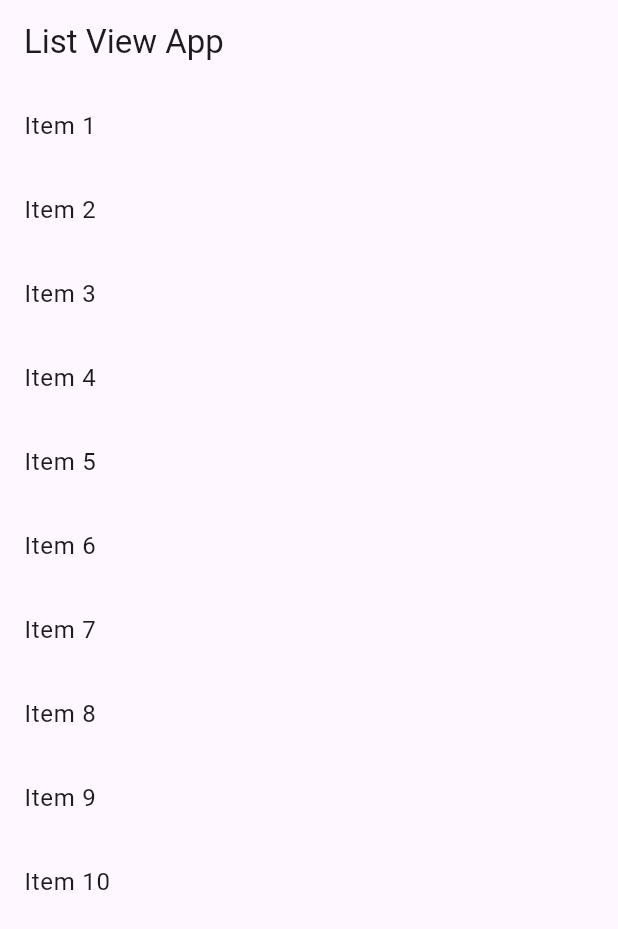
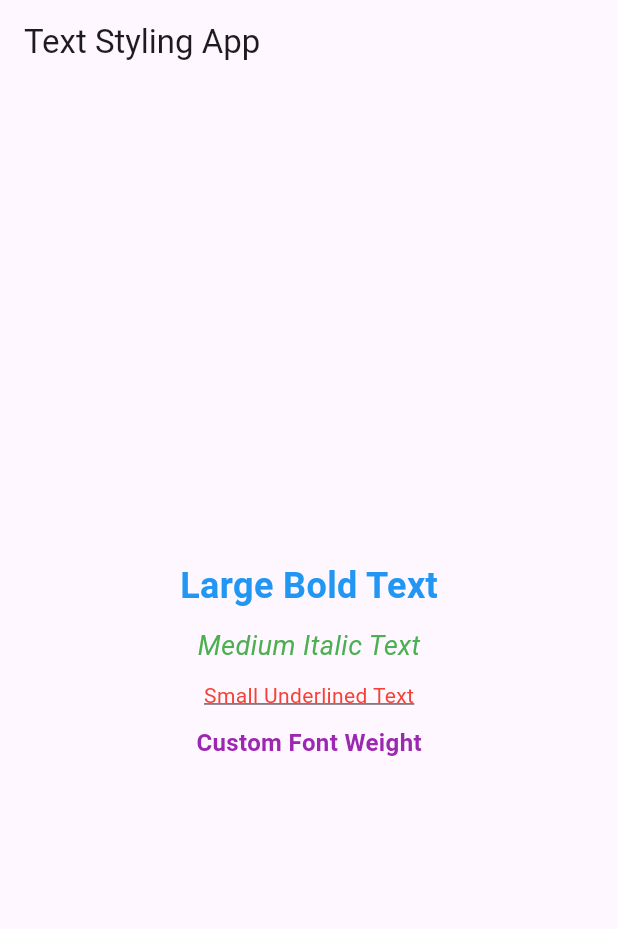
Before and after one commit to fiftee15n/tracker_sheet_progress, a Flutter app: the screen it shows after launch, on a phone screen of 412 x 824 dp. Shown: the top 929 px of the screen. Run offline on Flutter 3.47's test engine with Material 3 defaults, Android fonts, the light colour scheme and no system bars.

Commit message:
Problem 04 solved

```diff
--- a/lib/main.dart
+++ b/lib/main.dart
@@ -10,33 +10,65 @@ class MyApp extends StatelessWidget {
   @override
   Widget build(BuildContext context) {
     return MaterialApp(
-      title: 'List View App',
+      title: 'Text Styling App',
       theme: ThemeData(
         useMaterial3: true,
       ),
-      home: const ListViewScreen(),
+      home: const TextStylingScreen(),
     );
   }
 }
 
-class ListViewScreen extends StatelessWidget {
-  const ListViewScreen({super.key});
+class TextStylingScreen extends StatelessWidget {
+  const TextStylingScreen({super.key});
 
   @override
   Widget build(BuildContext context) {
-    final List<int> numbers = List.generate(10, (index) => index + 1);
-
     return Scaffold(
       appBar: AppBar(
-        title: const Text('List View App'),
+        title: const Text('Text Styling App'),
       ),
-      body: ListView.builder(
-        itemCount: numbers.length,
-        itemBuilder: (context, index) {
-          return ListTile(
-            title: Text('Item ${numbers[index]}'),
-          );
-        },
+      body: Center(
+        child: Column(
+          mainAxisAlignment: MainAxisAlignment.center,
+          children: [
+            Text(
+              'Large Bold Text',
+              style: TextStyle(
+                fontSize: 24,
+                fontWeight: FontWeight.bold,
+                color: Colors.blue,
+              ),
+            ),
+            const SizedBox(height: 10),
+            Text(
+              'Medium Italic Text',
+              style: TextStyle(
+                fontSize: 18,
+                fontStyle: FontStyle.italic,
+                color: Colors.green,
+              ),
+            ),
+            const SizedBox(height: 10),
+            Text(
+              'Small Underlined Text',
+              style: TextStyle(
+                fontSize: 14,
+                decoration: TextDecoration.underline,
+                color: Colors.red,
+              ),
+            ),
+            const SizedBox(height: 10),
+            Text(
+              'Custom Font Weight',
+              style: TextStyle(
+                fontSize: 16,
+                fontWeight: FontWeight.w600,
+                color: Colors.purple,
+              ),
+            ),
+          ],
+        ),
       ),
     );
   }
```
